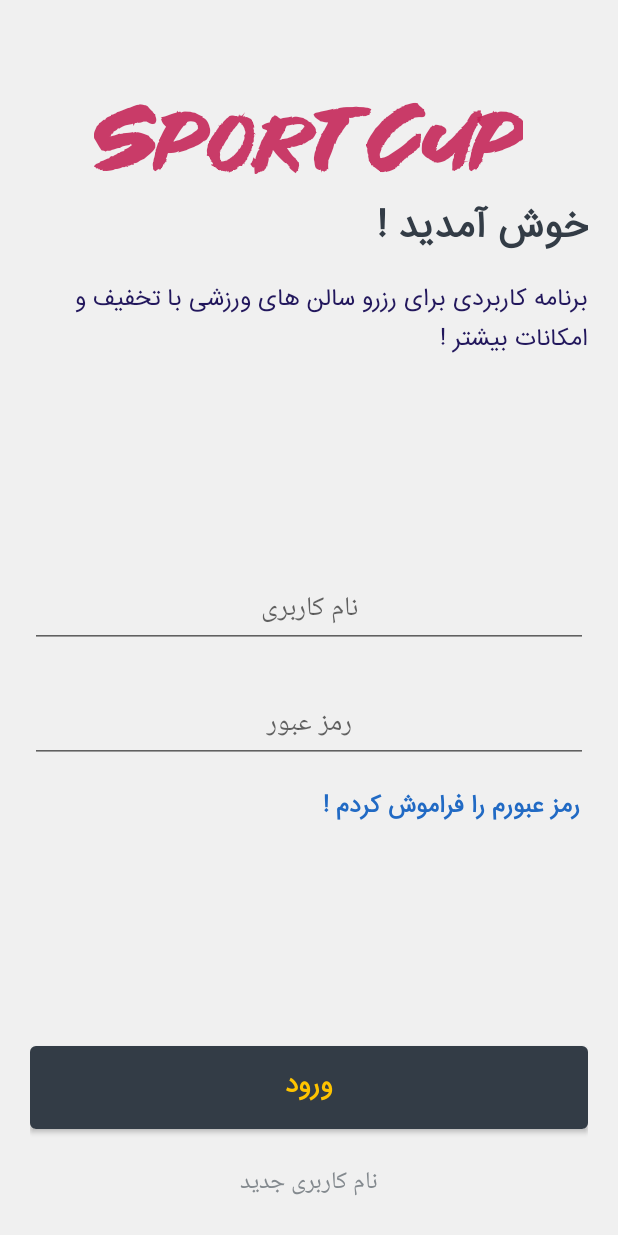
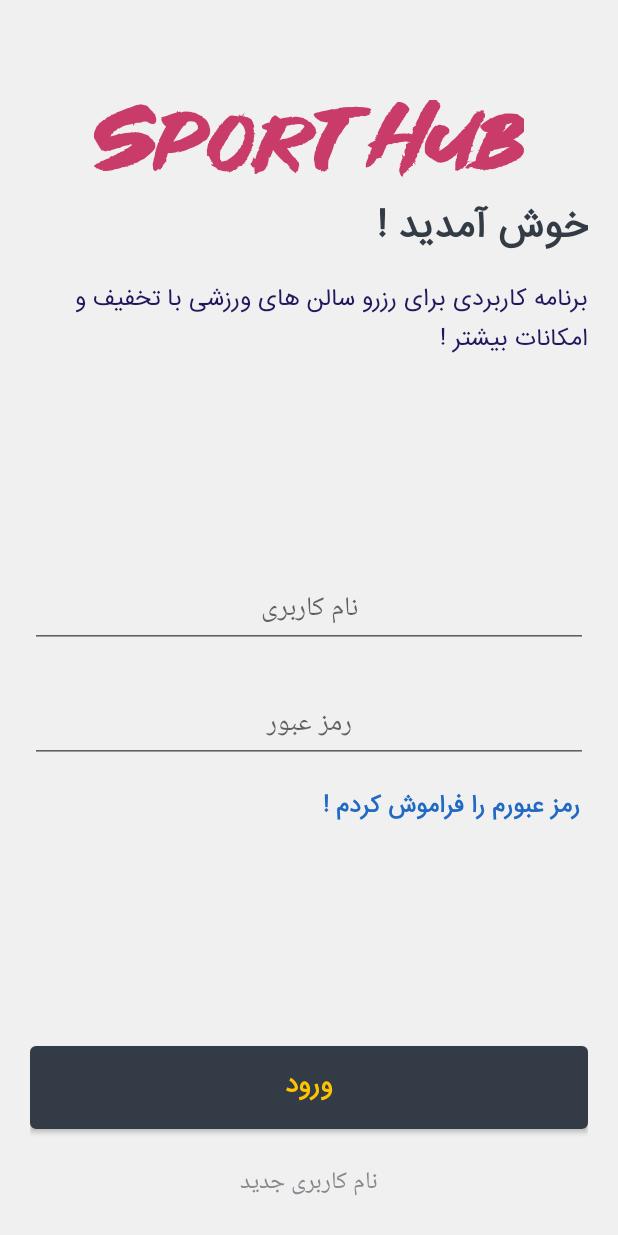
Before and after one commit to Amin397/Sport-Cup, an Android app: the screen it shows after launch (SplashScreen), on a phone screen of 412 x 824 dp. Run offline under Robolectric (Android 15) with nearby library versions, the phone set to English and light mode, and no system bars.

Commit message:
login page and other things completed

```diff
--- a/app/src/main/AndroidManifest.xml
+++ b/app/src/main/AndroidManifest.xml
@@ -22,6 +22,7 @@
         <activity android:name=".activities.hoviat.Hoviat" />
         <activity
             android:name=".activities.splash_screen.SplashScreen"
+            android:windowSoftInputMode="adjustResize"
             android:theme="@style/Theme.AppCompat.Light.NoActionBar">
             <intent-filter>
                 <action android:name="android.intent.action.MAIN" />
--- a/app/src/main/java/com/example/sportcup/activities/splash_screen/SplashScreen.java
+++ b/app/src/main/java/com/example/sportcup/activities/splash_screen/SplashScreen.java
@@ -4,6 +4,7 @@ import android.animation.Animator;
 import android.content.Intent;
 import android.graphics.Color;
 import android.os.CountDownTimer;
+import android.os.Handler;
 import android.support.v4.content.ContextCompat;
 import android.support.v7.app.AppCompatActivity;
 import android.os.Bundle;
@@ -16,6 +17,7 @@ import android.widget.LinearLayout;
 import android.widget.ProgressBar;
 import android.widget.RelativeLayout;
 import android.widget.TextView;
+import android.widget.Toast;
 
 import com.example.sportcup.activities.MainActivity;
 import com.example.sportcup.R;
@@ -28,7 +30,7 @@ public class SplashScreen extends AppCompatActivity {
     private RelativeLayout rootView , afteranimation;
     private LinearLayout logos;
     private Button btn_login;
-    private TextView btn_new_account;
+    private TextView btn_new_account , btn_forget_pass ;
 
     @Override
     protected void onCreate(Bundle savedInstanceState) {
@@ -41,6 +43,7 @@ public class SplashScreen extends AppCompatActivity {
 
         btn_login.setOnClickListener(loginClickListener);
         btn_new_account.setOnClickListener(newAccountClickListener);
+        btn_forget_pass.setOnClickListener(forgetPassClickListener);
 
         new CountDownTimer(5000, 1000) {
             @Override
@@ -59,6 +62,14 @@ public class SplashScreen extends AppCompatActivity {
             }
         }.start();
     }
+
+    private TextView.OnClickListener forgetPassClickListener
+             = new View.OnClickListener() {
+        @Override
+        public void onClick(View view) {
+
+        }
+    };
 
     private TextView.OnClickListener newAccountClickListener
              = new View.OnClickListener() {
@@ -86,6 +97,7 @@ public class SplashScreen extends AppCompatActivity {
         afteranimation = findViewById(R.id.afterAnimationView);
         btn_login = findViewById(R.id.btn_login_id);
         btn_new_account = findViewById(R.id.btn_new_account_id);
+        btn_forget_pass = findViewById(R.id.btn_forget_pass_id);
     }
 
     private void animation() {
@@ -114,4 +126,21 @@ public class SplashScreen extends AppCompatActivity {
             }
         });
     }
+
+    boolean doubleBackToExitPressedOnce = false;
+    @Override
+    public void onBackPressed() {
+        if (doubleBackToExitPressedOnce){
+            super.onBackPressed();
+            return;
+        }
+        this.doubleBackToExitPressedOnce = true;
+        Toast.makeText(this, "برای خروج دوباره بزنید !", Toast.LENGTH_SHORT).show();
+        new Handler().postDelayed(new Runnable() {
+            @Override
+            public void run() {
+                doubleBackToExitPressedOnce = false;
+            }
+        } , 2000);
+    }
 }
--- a/app/src/main/res/layout/activity_splash_screen.xml
+++ b/app/src/main/res/layout/activity_splash_screen.xml
@@ -105,6 +105,8 @@
                 android:layout_height="wrap_content"
                 android:hint="@string/email"
                 android:textAlignment="center"
+                android:maxLines="1"
+                android:maxLength="20"
                 android:textColor="@color/colorTextView"
                 android:textSize="@dimen/textsize_18sp" />
 
@@ -115,6 +117,8 @@
                 android:layout_marginTop="@dimen/margin_25dp"
                 android:hint="@string/password"
                 android:inputType="textPassword"
+                android:maxLines="1"
+                android:maxLength="20"
                 android:textAlignment="center"
                 android:textColor="@color/colorTextView"
                 android:textSize="@dimen/textsize_18sp" />
@@ -132,6 +136,7 @@
                     android:text="@string/forget_password"
                     android:textColor="@color/fab_mark_color"
                     android:clickable="true"
+                    android:id="@+id/btn_forget_pass_id"
                     android:focusable="true"
                     android:fontFamily="@font/iransans"
                     android:textSize="@dimen/textsize_16sp"
--- a/app/src/main/res/values/strings.xml
+++ b/app/src/main/res/values/strings.xml
@@ -6,7 +6,7 @@
     <string name="nav_header_subtitle">android.studio@android.com</string>
     <string name="nav_header_desc">Navigation header</string>
     <string name="action_settings">Settings</string>
-    <string name="sport_cup">Sport Cup</string>
+    <string name="sport_cup">Sport Hub</string>
     <string name="phone_number">09*********</string>
     <string name="send_code">ارسال کد</string>
     <string name="get_code">دریافت رمز</string>
```
Also changed, not shown: app/src/main/java/com/example/sportcup/activities/MainActivity.java (+20 -3 lines), app/src/main/java/com/example/sportcup/activities/newAccount/NewAccount.java (+20 -0 lines).
